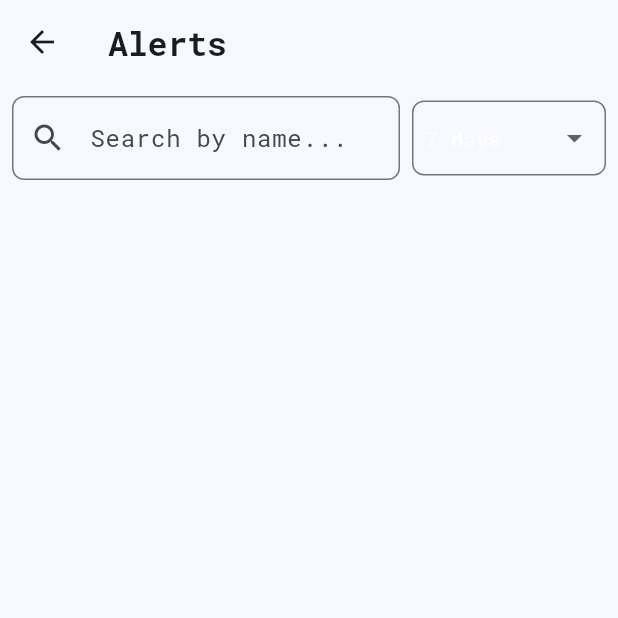
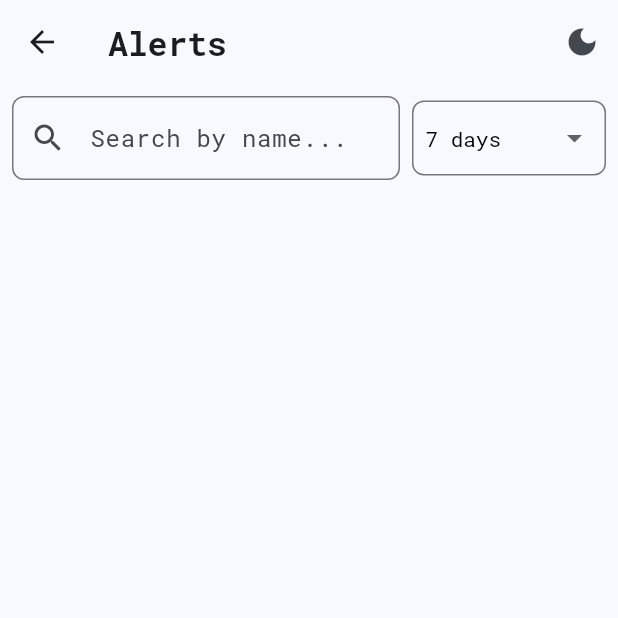
Before and after one commit to thiagoloureiro/AlertHawk.Mobile, a Flutter app: the AlertsScreen screen opened directly, on a phone screen of 412 x 824 dp, the top half of it. Run offline on Flutter 3.47's test engine with Material 3 defaults, Android fonts, the phone set to English and light mode, and no system bars; our stand-ins replace fl_chart, flutter_dotenv, font_awesome_flutter, google_fonts, shared_preferences; missing offline and left inert: aad_oauth; accounts and stored records are empty; network calls fail.

Commit message:
few fixes

```diff
--- a/lib/screens/alerts_screen.dart
+++ b/lib/screens/alerts_screen.dart
@@ -8,6 +8,8 @@ import '../models/environment.dart';
 import 'package:intl/intl.dart';
 import '../config/app_config.dart';
 import '../services/http_extensions.dart';
+import 'package:provider/provider.dart';
+import '../providers/theme_provider.dart';
 
 class AlertsScreen extends StatefulWidget {
   const AlertsScreen({super.key});
@@ -49,8 +51,6 @@ class _AlertsScreenState extends State<AlertsScreen> {
       },
     );
 
-    response.handleUnauthorized(context);
-
     if (response.statusCode == 200) {
       final List<dynamic> jsonList = json.decode(response.body);
       return jsonList.map((json) => MonitorAlert.fromJson(json)).toList();
@@ -70,6 +70,8 @@ class _AlertsScreenState extends State<AlertsScreen> {
 
   @override
   Widget build(BuildContext context) {
+    final isDarkMode = Theme.of(context).brightness == Brightness.dark;
+
     return Scaffold(
       appBar: AppBar(
         title: Text(
@@ -80,6 +82,18 @@ class _AlertsScreenState extends State<AlertsScreen> {
           icon: const Icon(Icons.arrow_back),
           onPressed: () => Navigator.of(context).pop(),
         ),
+        actions: [
+          IconButton(
+            icon: Consumer<ThemeProvider>(
+              builder: (context, themeProvider, _) => Icon(
+                themeProvider.isDarkMode ? Icons.light_mode : Icons.dark_mode,
+              ),
+            ),
+            onPressed: () {
+              Provider.of<ThemeProvider>(context, listen: false).toggleTheme();
+            },
+          ),
+        ],
       ),
       body: Column(
         children: [
@@ -119,13 +133,19 @@ class _AlertsScreenState extends State<AlertsScreen> {
                       child: DropdownButton<int>(
                         value: _selectedDays,
                         isExpanded: true,
-                        style: GoogleFonts.robotoMono(),
+                        style: GoogleFonts.robotoMono(
+                          color: isDarkMode ? Colors.white : Colors.black,
+                        ),
+                        dropdownColor:
+                            isDarkMode ? Colors.grey[800] : Colors.white,
                         items: _dayOptions.map((days) {
                           return DropdownMenuItem<int>(
                             value: days,
                             child: Text(
                               '$days days',
-                              style: GoogleFonts.robotoMono(),
+                              style: GoogleFonts.robotoMono(
+                                color: isDarkMode ? Colors.white : Colors.black,
+                              ),
                             ),
                           );
                         }).toList(),
--- a/lib/screens/welcome_screen.dart
+++ b/lib/screens/welcome_screen.dart
@@ -57,8 +57,6 @@ class _WelcomeScreenState extends State<WelcomeScreen> {
         'Content-Type': 'application/json',
       },
     );
-
-    response.handleUnauthorized(context);
 
     if (response.statusCode == 200) {
       final List<dynamic> jsonList = json.decode(response.body);
```
Also changed, not shown: lib/screens/login_screen.dart (+37 -4 lines), lib/services/http_extensions.dart (+1 -13 lines), 3 other files.
